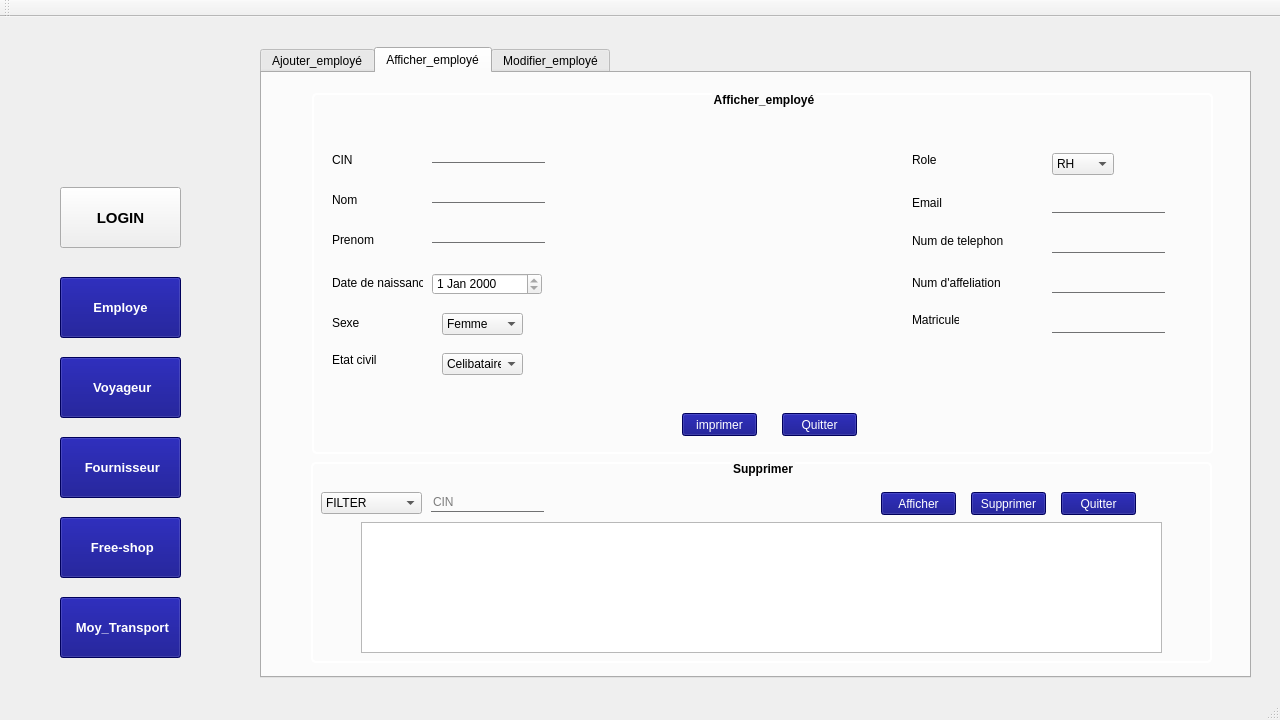
Before: the Qt Designer form mainwindow.ui in BOUSSAIDIZeineb/smart_airport_2A31, drawn with Qt 5.
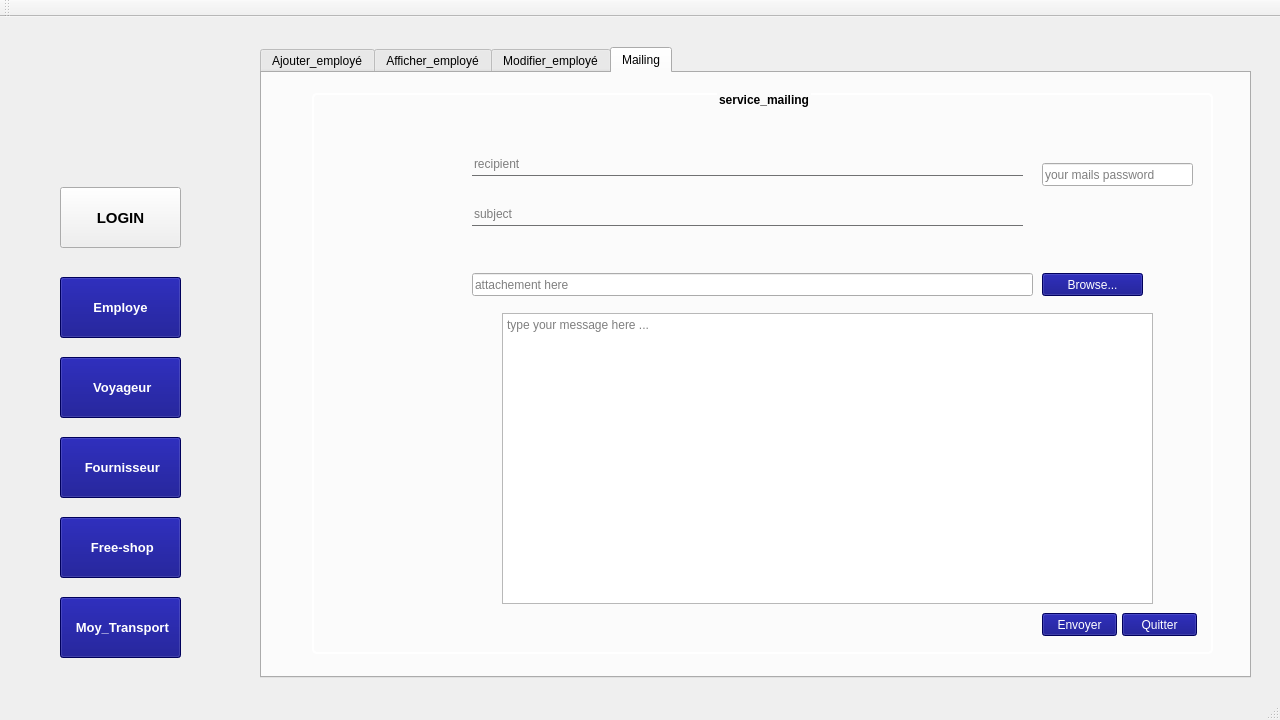
After: the same form once the commit is applied. The open tabs and pages were chosen to show the change.

Diff of the .ui file:
```diff
--- a/mainwindow.ui
+++ b/mainwindow.ui
@@ -1690,6 +1690,168 @@
       </widget>
      </widget>
     </widget>
+    <widget class="QWidget" name="tab">
+     <attribute name="title">
+      <string>Mailing</string>
+     </attribute>
+     <widget class="QGroupBox" name="groupBox_7">
+      <property name="geometry">
+       <rect>
+        <x>50</x>
+        <y>20</y>
+        <width>901</width>
+        <height>561</height>
+       </rect>
+      </property>
+      <property name="styleSheet">
+       <string notr="true">/*color: rgb(0, 0, 127);*/
+QGroupBox {
+	
+   font: 10pt &quot;MS Shell Dlg 2&quot;;
+font: bold;
+text-align:center;
+    border: 2px solid white;
+    border-radius: 5px;
+    margin-top: 1ex;
+}
+
+QGroupBox::title {
+ 
+    subcontrol-position: top center; /* position at the top center */
+  
+}</string>
+      </property>
+      <property name="title">
+       <string>service_mailing</string>
+      </property>
+      <widget class="QPushButton" name="pb_mail">
+       <property name="geometry">
+        <rect>
+         <x>730</x>
+         <y>520</y>
+         <width>75</width>
+         <height>23</height>
+        </rect>
+       </property>
+       <property name="styleSheet">
+        <string notr="true">color: rgb(255, 255, 255);
+background-color: rgb(0, 0, 127);</string>
+       </property>
+       <property name="text">
+        <string>Envoyer</string>
+       </property>
+      </widget>
+      <widget class="QPushButton" name="pbquittermail">
+       <property name="geometry">
+        <rect>
+         <x>810</x>
+         <y>520</y>
+         <width>75</width>
+         <height>23</height>
+        </rect>
+       </property>
+       <property name="styleSheet">
+        <string notr="true">color: rgb(255, 255, 255);
+background-color: rgb(0, 0, 127);</string>
+       </property>
+       <property name="text">
+        <string>Quitter</string>
+       </property>
+      </widget>
+      <widget class="QPushButton" name="pb_browse">
+       <property name="geometry">
+        <rect>
+         <x>730</x>
+         <y>180</y>
+         <width>101</width>
+         <height>23</height>
+        </rect>
+       </property>
+       <property name="styleSheet">
+        <string notr="true">color: rgb(255, 255, 255);
+background-color: rgb(0, 0, 127);</string>
+       </property>
+       <property name="text">
+        <string>Browse...</string>
+       </property>
+      </widget>
+      <widget class="QTextEdit" name="msg">
+       <property name="geometry">
+        <rect>
+         <x>190</x>
+         <y>220</y>
+         <width>651</width>
+         <height>291</height>
+        </rect>
+       </property>
+       <property name="placeholderText">
+        <string>type your message here ...</string>
+       </property>
+      </widget>
+      <widget class="QLineEdit" name="file">
+       <property name="geometry">
+        <rect>
+         <x>160</x>
+         <y>110</y>
+         <width>551</width>
+         <height>23</height>
+        </rect>
+       </property>
+       <property name="styleSheet">
+        <string notr="true">border:none;
+border-bottom:1px solid #707172;
+background: transparent;</string>
+       </property>
+       <property name="placeholderText">
+        <string>subject</string>
+       </property>
+      </widget>
+      <widget class="QLineEdit" name="file_2">
+       <property name="geometry">
+        <rect>
+         <x>160</x>
+         <y>60</y>
+         <width>551</width>
+         <height>23</height>
+        </rect>
+       </property>
+       <property name="styleSheet">
+        <string notr="true">border:none;
+border-bottom:1px solid #707172;
+background: transparent;</string>
+       </property>
+       <property name="placeholderText">
+        <string>recipient</string>
+       </property>
+      </widget>
+      <widget class="QLineEdit" name="file_3">
+       <property name="geometry">
+        <rect>
+         <x>160</x>
+         <y>180</y>
+         <width>561</width>
+         <height>23</height>
+        </rect>
+       </property>
+       <property name="placeholderText">
+        <string>attachement here</string>
+       </property>
+      </widget>
+      <widget class="QLineEdit" name="file_4">
+       <property name="geometry">
+        <rect>
+         <x>730</x>
+         <y>70</y>
+         <width>151</width>
+         <height>23</height>
+        </rect>
+       </property>
+       <property name="placeholderText">
+        <string>your mails password</string>
+       </property>
+      </widget>
+     </widget>
+    </widget>
    </widget>
    <widget class="QLabel" name="label_8">
     <property name="geometry">
```
Left out of the diff: 2 changed lines with no effect on the pictures.
